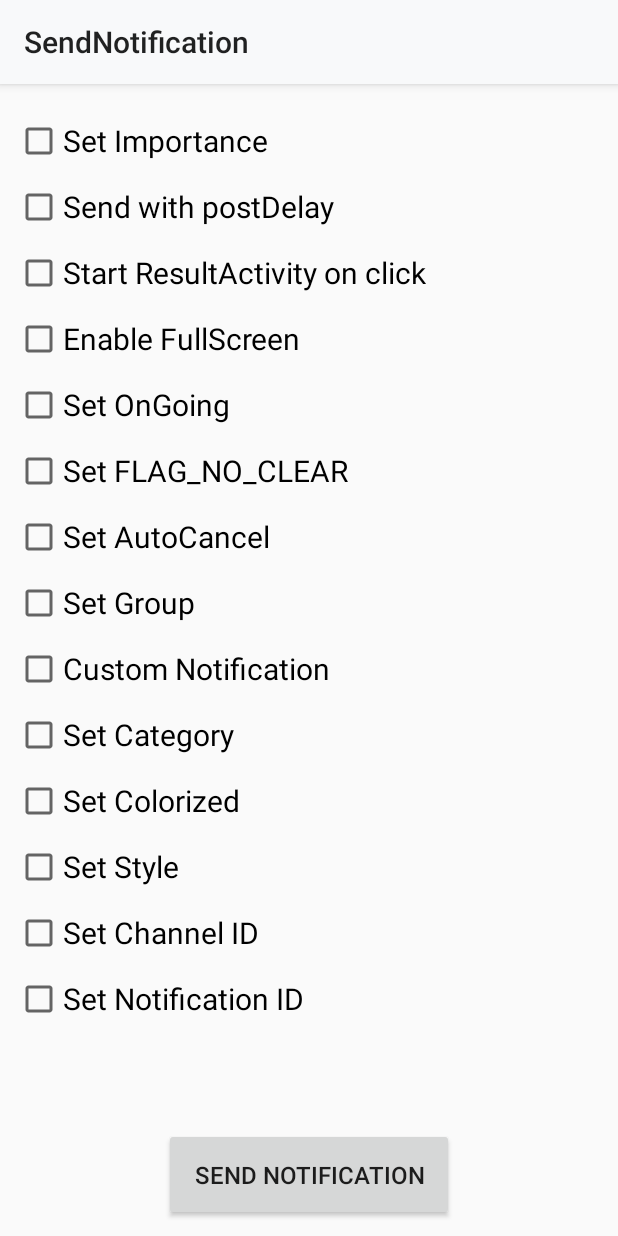
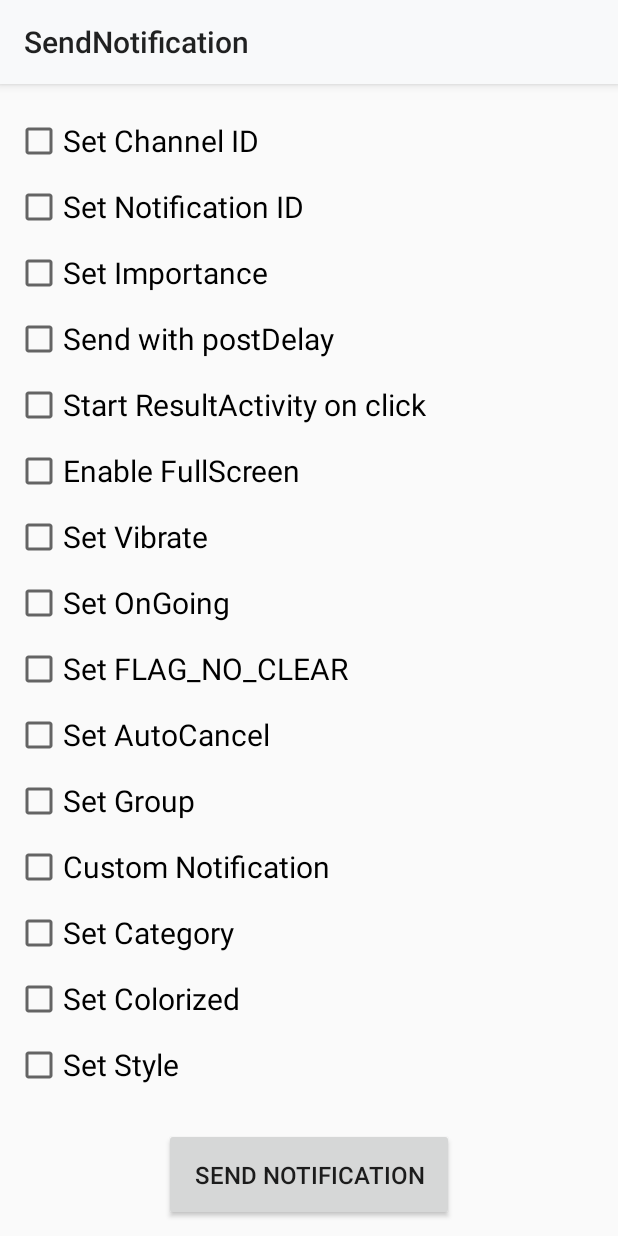
Before and after one commit to layonmartins/SendNotification, an Android app: the screen it shows after launch (MainActivity), on a phone screen of 412 x 824 dp. Run offline under Robolectric (Android 15) with nearby library versions, the phone set to English and light mode, and no system bars.

Commit message:
add vibrate option and reformat codes

```diff
--- a/app/src/main/java/com/layon/android/sendnotification/MainActivity.java
+++ b/app/src/main/java/com/layon/android/sendnotification/MainActivity.java
@@ -57,6 +57,8 @@ public class MainActivity extends AppCompatActivity {
     View notificationIdControls;
     TextView txt_channelId;
     TextView txt_notificationId;
+    CheckBox checkBox_vibrate;
+    TextView textView_vibrate;
 
 
     @Override
@@ -90,6 +92,8 @@ public class MainActivity extends AppCompatActivity {
         notificationIdControls = (LinearLayout) findViewById(R.id.notificationIdControls);
         txt_channelId = (TextView) findViewById(R.id.txt_channelId);
         txt_notificationId = (TextView) findViewById(R.id.txt_notificationId);
+        checkBox_vibrate = (CheckBox) findViewById(R.id.checkBox_vibrate);
+        textView_vibrate = (TextView) findViewById(R.id.textView_vibrate);
 
         // TODO continue here the style customization
 
@@ -128,27 +132,34 @@ public class MainActivity extends AppCompatActivity {
     }
 
     public void createNotificationChannel() {
-        if (Build.VERSION.SDK_INT >= Build.VERSION_CODES.O){
+        if (Build.VERSION.SDK_INT >= Build.VERSION_CODES.O) {
             CharSequence name = "SendNotificationChannel";
             String description = "This is a channel of the SendNotification app";
 
             // get importance
             // TODO it doesn't work, check later
             int importance = NotificationManager.IMPORTANCE_HIGH;
-            if(checkBox_importance.isChecked()){
+            if (checkBox_importance.isChecked()) {
                 importance = getImportance(spinner_importance.getSelectedItem().toString());
                 Log.d("layonf importance: ", Integer.toString(importance));
             }
 
             NotificationChannel channel = new NotificationChannel(Integer.toString(CHANNEL_ID), name, importance);
             channel.setDescription(description);
+            if (checkBox_vibrate.isChecked()) {
+                channel.enableVibration(true);
+            } else {
+                channel.enableVibration(false);
+            }
+
             NotificationManager notificationManager = getSystemService(NotificationManager.class);
+            notificationManager.deleteNotificationChannel(Integer.toString(CHANNEL_ID));
             notificationManager.createNotificationChannel(channel);
         }
     }
 
     public int getImportance(CharSequence importance) {
-        switch (importance.charAt(0)){
+        switch (importance.charAt(0)) {
             case 'H':
                 return NotificationManager.IMPORTANCE_HIGH;
             case 'D':
@@ -164,7 +175,7 @@ public class MainActivity extends AppCompatActivity {
 
     // get the String Category of the notification
     public String getCategory(CharSequence importance) {
-        switch (importance.toString()){
+        switch (importance.toString()) {
             case "call":
                 return Notification.CATEGORY_CALL;
             case "msg":
@@ -209,8 +220,8 @@ public class MainActivity extends AppCompatActivity {
     //TODO disable landscape mode
 
     //show the importance spinner
-    public void onCheckBoxImportanceClicked(View v){
-        if(checkBox_importance.isChecked()){
+    public void onCheckBoxImportanceClicked(View v) {
+        if (checkBox_importance.isChecked()) {
             spinner_importance.setVisibility(View.VISIBLE);
         } else {
             spinner_importance.setVisibility(View.GONE);
@@ -219,8 +230,8 @@ public class MainActivity extends AppCompatActivity {
     }
 
     //show the seconds spinner
-    public void onCheckBoxSecondsClicked(View v){
-        if(checkBox_postDelayed.isChecked()){
+    public void onCheckBoxSecondsClicked(View v) {
+        if (checkBox_postDelayed.isChecked()) {
             spinner_seconds.setVisibility(View.VISIBLE);
             textview_seconds.setVisibility(View.VISIBLE);
 
@@ -231,8 +242,8 @@ public class MainActivity extends AppCompatActivity {
     }
 
     //show the category spinner
-    public void onCheckBoxCategoryClicked(View v){
-        if(checkBox_category.isChecked()){
+    public void onCheckBoxCategoryClicked(View v) {
+        if (checkBox_category.isChecked()) {
             spinner_category.setVisibility(View.VISIBLE);
         } else {
             spinner_category.setVisibility(View.GONE);
@@ -241,39 +252,49 @@ public class MainActivity extends AppCompatActivity {
     }
 
     //show the style spinner
-    public void onCheckBoxStyleClicked(View v){
-        if(checkBox_style.isChecked()){
+    public void onCheckBoxStyleClicked(View v) {
+        if (checkBox_style.isChecked()) {
             spinner_style.setVisibility(View.VISIBLE);
         } else {
             spinner_style.setVisibility(View.GONE);
         }
     }
 
-    //TODO show the channelId something
-    public void onCheckBoxchannelIdClicked(View v){
-        if(checkBox_channelId.isChecked()){
+    public void onCheckBoxchannelIdClicked(View v) {
+        if (checkBox_channelId.isChecked()) {
             channelIdControls.setVisibility(View.VISIBLE);
         } else {
             channelIdControls.setVisibility(View.GONE);
         }
     }
 
-    //TODO show the channelId something
-    public void onCheckBoxnotificationIdClicked(View v){
-        if(checkBox_notificationId.isChecked()){
+    public void onCheckBoxnotificationIdClicked(View v) {
+        if (checkBox_notificationId.isChecked()) {
             notificationIdControls.setVisibility(View.VISIBLE);
         } else {
             notificationIdControls.setVisibility(View.GONE);
         }
     }
 
+    public void onCheckBoxVibrateClicked(View v) {
+        textView_vibrate.setVisibility(View.VISIBLE);
+        textView_vibrate.setSelected(true);
+        Handler handler = new Handler();
+        Runnable closeTextViewVibrate = new Runnable() {
+            public void run() {
+                textView_vibrate.setVisibility(View.GONE);
+            }
+        };
+        handler.postDelayed(closeTextViewVibrate, 30000);
+    }
 
-    public void channelIdMinus(View v){
+
+    public void channelIdMinus(View v) {
         CHANNEL_ID--;
         txt_channelId.setText(Integer.toString(CHANNEL_ID));
     }
 
-    public void channelIdPlus(View v){
+    public void channelIdPlus(View v) {
         CHANNEL_ID++;
         txt_channelId.setText(Integer.toString(CHANNEL_ID));
     }
@@ -309,25 +330,25 @@ public class MainActivity extends AppCompatActivity {
         // Doing
 
         // set category
-        if(checkBox_category.isChecked()){
+        if (checkBox_category.isChecked()) {
             builder.setCategory(getCategory(spinner_category.getSelectedItem().toString()));
         }
 
         // set style
-        if(checkBox_style.isChecked()) {
+        if (checkBox_style.isChecked()) {
             builder.setStyle(getStyle(spinner_style.getSelectedItem().toString()));
         } else {
             builder.setStyle(getStyle("BigTextStyle")); //default
         }
 
         // set colorized
-        if(checkBox_colorized.isChecked()) {
+        if (checkBox_colorized.isChecked()) {
             Log.d("layonf", "colorized");
             builder.setColorized(true);
             builder.setColor(Color.BLUE);
         }
 
-        if(checkBox_group.isChecked()) {
+        if (checkBox_group.isChecked()) {
             //builder.setGroup(GROUP_KEY_WORK_EMAIL);
             //NOTIFICATION_ID++;
 
@@ -335,7 +356,7 @@ public class MainActivity extends AppCompatActivity {
             return;
         }
 
-        if(checkBox_custom.isChecked()) {
+        if (checkBox_custom.isChecked()) {
             //builder.setGroup(GROUP_KEY_WORK_EMAIL);
             //NOTIFICATION_ID++;
             Log.d("layonf", "sendCustomNotification");
@@ -350,7 +371,7 @@ public class MainActivity extends AppCompatActivity {
 
         //postdelay
         int delay = 0;
-        if(checkBox_postDelayed.isChecked()){
+        if (checkBox_postDelayed.isChecked()) {
             delay = Integer.parseInt(spinner_seconds.getSelectedItem().toString());
             StringBuilder str = new StringBuilder();
             str.append(getString(R.string.toast));
@@ -367,17 +388,17 @@ public class MainActivity extends AppCompatActivity {
         //TODO fullscreen doesn't work
 
         // set ongoing
-        if (checkBox_ongoing.isChecked()){
+        if (checkBox_ongoing.isChecked()) {
             notification.flags |= Notification.FLAG_ONGOING_EVENT;
         }
 
         // set Flag_NO_CLEAR
-        if (checkBox_flagnoclear.isChecked()){
+        if (checkBox_flagnoclear.isChecked()) {
             notification.flags |= Notification.FLAG_NO_CLEAR;
         }
 
         //TODO the FLAG_AUTO_CANCEL doesn't work
-        if (checkBox_autocancel.isChecked()){
+        if (checkBox_autocancel.isChecked()) {
             notification.flags |= Notification.FLAG_AUTO_CANCEL;
         }
 
@@ -397,7 +418,6 @@ public class MainActivity extends AppCompatActivity {
             }
         }, delay * 1000);
     }
-
 
 
     //TODO refactoring this method to insert the logic in sendNotification()
--- a/app/src/main/res/layout/activity_main.xml
+++ b/app/src/main/res/layout/activity_main.xml
@@ -23,6 +23,110 @@
             android:layout_height="match_parent">
 
             <CheckBox
+                android:id="@+id/checkBox_channelId"
+                android:layout_width="wrap_content"
+                android:layout_height="wrap_content"
+                android:layout_marginTop="@dimen/margin_checkboxs"
+                android:onClick="onCheckBoxchannelIdClicked"
+                android:text="Set Channel ID"
+                android:textSize="@dimen/config_text"
+                app:layout_constraintStart_toStartOf="parent"
+                app:layout_constraintTop_toTopOf="parent"/>
+
+            <LinearLayout
+                android:id="@+id/channelIdControls"
+                android:layout_width="wrap_content"
+                android:layout_height="wrap_content"
+                android:orientation="horizontal"
+                android:visibility="gone"
+                app:layout_constraintStart_toEndOf="@id/checkBox_channelId"
+                app:layout_constraintTop_toTopOf="@id/checkBox_channelId"
+                app:layout_constraintBottom_toBottomOf="@id/checkBox_channelId"
+                app:layout_constraintEnd_toEndOf="parent">
+
+                <Button
+                    android:id="@+id/btn_channelId_minus"
+                    android:layout_width="40dp"
+                    android:layout_height="40dp"
+                    android:onClick="channelIdMinus"
+                    android:text="-">
+
+                </Button>
+
+                <TextView
+                    android:id="@+id/txt_channelId"
+                    android:layout_width="wrap_content"
+                    android:layout_height="wrap_content"
+                    android:text="1234"
+                    android:textSize="@dimen/config_text"
+                    android:layout_marginStart="5dp"
+                    android:layout_marginEnd="5dp">
+                </TextView>
+
+                <Button
+                    android:id="@+id/btn_channelId_plus"
+                    android:layout_width="40dp"
+                    android:layout_height="40dp"
+                    android:onClick="channelIdPlus"
+                    android:text="+">
+
+                </Button>
+
+            </LinearLayout>
+
+            <CheckBox
+                android:id="@+id/checkBox_notificationId"
+                android:layout_width="wrap_content"
+                android:layout_height="wrap_content"
+                android:layout_marginTop="@dimen/margin_checkboxs"
+                android:onClick="onCheckBoxnotificationIdClicked"
+                android:text="Set Notification ID"
+                android:textSize="@dimen/config_text"
+                app:layout_constraintStart_toStartOf="@id/checkBox_StartActivity"
+                app:layout_constraintTop_toBottomOf="@id/checkBox_channelId"></CheckBox>
+
+            <LinearLayout
+                android:id="@+id/notificationIdControls"
+                android:layout_width="wrap_content"
+                android:layout_height="wrap_content"
+                android:orientation="horizontal"
+                android:visibility="gone"
+                app:layout_constraintStart_toEndOf="@id/checkBox_notificationId"
+                app:layout_constraintTop_toTopOf="@id/checkBox_notificationId"
+                app:layout_constraintBottom_toBottomOf="@id/checkBox_notificationId"
+                app:layout_constraintEnd_toEndOf="parent">
+
+                <Button
+                    android:id="@+id/btn_notificationId_minus"
+                    android:onClick="notificationIdMinus"
+                    android:layout_width="40dp"
+                    android:layout_height="40dp"
+                    android:text="-">
+
+                </Button>
+
+                <TextView
+                    android:id="@+id/txt_notificationId"
+                    android:layout_width="wrap_content"
+                    android:layout_height="wrap_content"
+                    android:text="1234"
+                    android:textSize="@dimen/config_text"
+                    android:layout_marginStart="5dp"
+                    android:layout_marginEnd="5dp">
+                </TextView>
+
+                <Button
+                    android:id="@+id/btn_notificationId_plus"
+                    android:onClick="notificationIdPlus"
+                    android:layout_width="40dp"
+                    android:layout_height="40dp"
+                    android:text="+">
+
+                </Button>
+
+            </LinearLayout>
+
+            <CheckBox
                 android:id="@+id/checkBox_importance"
                 android:layout_width="wrap_content"
                 android:layout_height="wrap_content"
@@ -31,7 +135,7 @@
                 android:text="Set Importance"
                 android:textSize="@dimen/config_text"
                 app:layout_constraintStart_toStartOf="parent"
-                app:layout_constraintTop_toTopOf="parent" />
+                app:layout_constraintTop_toBottomOf="@+id/checkBox_notificationId" />
 
             <Spinner
                 android:id="@+id/spinner_importance"
@@ -103,6 +207,32 @@
                 app:layout_constraintTop_toBottomOf="@id/checkBox_StartActivity"></CheckBox>
 
             <CheckBox
+                android:id="@+id/checkBox_vibrate"
+                android:layout_width="wrap_content"
+                android:layout_height="wrap_content"
+                android:layout_marginTop="@dimen/margin_checkboxs"
+                android:text="Set Vibrate"
+                android:onClick="onCheckBoxVibrateClicked"
+                android:textSize="@dimen/config_text"
+                app:layout_constraintStart_toStartOf="@id/checkBox_StartActivity"
+                app:layout_constraintTop_toBottomOf="@id/checkBox_fullScreen"></CheckBox>
+
+            <TextView
+                android:id="@+id/textView_vibrate"
+                android:layout_width="0dp"
+                android:layout_height="wrap_content"
+                android:layout_marginStart="10dp"
+                android:visibility="gone"
+                android:text="                           This change will apply only to new channels"
+                android:ellipsize="marquee"
+                android:marqueeRepeatLimit="marquee_forever"
+                android:singleLine="true"
+                app:layout_constraintBaseline_toBaselineOf="@id/checkBox_vibrate"
+                app:layout_constraintEnd_toEndOf="parent"
+                app:layout_constraintHorizontal_bias="0.0"
+                app:layout_constraintStart_toEndOf="@+id/checkBox_vibrate" />
+
+            <CheckBox
                 android:id="@+id/checkBox_ongoing"
                 android:layout_width="wrap_content"
                 android:layout_height="wrap_content"
@@ -110,7 +240,7 @@
                 android:text="Set OnGoing"
                 android:textSize="@dimen/config_text"
                 app:layout_constraintStart_toStartOf="@id/checkBox_StartActivity"
-                app:layout_constraintTop_toBottomOf="@id/checkBox_fullScreen"></CheckBox>
+                app:layout_constraintTop_toBottomOf="@id/checkBox_vibrate"></CheckBox>
 
             <CheckBox
                 android:id="@+id/checkBox_flagnoclear"
@@ -210,109 +340,7 @@
 
             </Spinner>
 
-            <CheckBox
-                android:id="@+id/checkBox_channelId"
-                android:layout_width="wrap_content"
-                android:layout_height="wrap_content"
-                android:layout_marginTop="@dimen/margin_checkboxs"
-                android:onClick="onCheckBoxchannelIdClicked"
-                android:text="Set Channel ID"
-                android:textSize="@dimen/config_text"
-                app:layout_constraintStart_toStartOf="@id/checkBox_StartActivity"
-                app:layout_constraintTop_toBottomOf="@id/checkBox_style"></CheckBox>
 
-            <LinearLayout
-                android:id="@+id/channelIdControls"
-                android:layout_width="wrap_content"
-                android:layout_height="wrap_content"
-                android:orientation="horizontal"
-                android:visibility="gone"
-                app:layout_constraintStart_toEndOf="@id/checkBox_channelId"
-                app:layout_constraintTop_toTopOf="@id/checkBox_channelId"
-                app:layout_constraintBottom_toBottomOf="@id/checkBox_channelId"
-                app:layout_constraintEnd_toEndOf="parent">
-
-                <Button
-                    android:id="@+id/btn_channelId_minus"
-                    android:layout_width="40dp"
-                    android:layout_height="40dp"
-                    android:onClick="channelIdMinus"
-                    android:text="-">
-
-                </Button>
-
-                <TextView
-                    android:id="@+id/txt_channelId"
-                    android:layout_width="wrap_content"
-                    android:layout_height="wrap_content"
-                    android:text="1234"
-                    android:textSize="@dimen/config_text"
-                    android:layout_marginStart="5dp"
-                    android:layout_marginEnd="5dp">
-                </TextView>
-
-                <Button
-                    android:id="@+id/btn_channelId_plus"
-                    android:layout_width="40dp"
-                    android:layout_height="40dp"
-                    android:onClick="channelIdPlus"
-                    android:text="+">
-
-                </Button>
-
-            </LinearLayout>
-
-            <CheckBox
-                android:id="@+id/checkBox_notificationId"
-                android:layout_width="wrap_content"
-                android:layout_height="wrap_content"
-                android:layout_marginTop="@dimen/margin_checkboxs"
-                android:onClick="onCheckBoxnotificationIdClicked"
-                android:text="Set Notification ID"
-                android:textSize="@dimen/config_text"
-                app:layout_constraintStart_toStartOf="@id/checkBox_StartActivity"
-                app:layout_constraintTop_toBottomOf="@id/checkBox_channelId"></CheckBox>
-
-            <LinearLayout
-                android:id="@+id/notificationIdControls"
-                android:layout_width="wrap_content"
-                android:layout_height="wrap_content"
-                android:orientation="horizontal"
-                android:visibility="gone"
-                app:layout_constraintStart_toEndOf="@id/checkBox_notificationId"
-                app:layout_constraintTop_toTopOf="@id/checkBox_notificationId"
-                app:layout_constraintBottom_toBottomOf="@id/checkBox_notificationId"
-                app:layout_constraintEnd_toEndOf="parent">
-
-                <Button
-                    android:id="@+id/btn_notificationId_minus"
-                    android:onClick="notificationIdMinus"
-                    android:layout_width="40dp"
-                    android:layout_height="40dp"
-                    android:text="-">
-
-                </Button>
-
-                <TextView
-                    android:id="@+id/txt_notificationId"
-                    android:layout_width="wrap_content"
-                    android:layout_height="wrap_content"
-                    android:text="1234"
-                    android:textSize="@dimen/config_text"
-                    android:layout_marginStart="5dp"
-                    android:layout_marginEnd="5dp">
-                </TextView>
-
-                <Button
-                    android:id="@+id/btn_notificationId_plus"
-                    android:onClick="notificationIdPlus"
-                    android:layout_width="40dp"
-                    android:layout_height="40dp"
-                    android:text="+">
-
-                </Button>
-
-            </LinearLayout>
 
         </androidx.constraintlayout.widget.ConstraintLayout>
 
```
Lines whose indentation alone changed are shown as unchanged.
